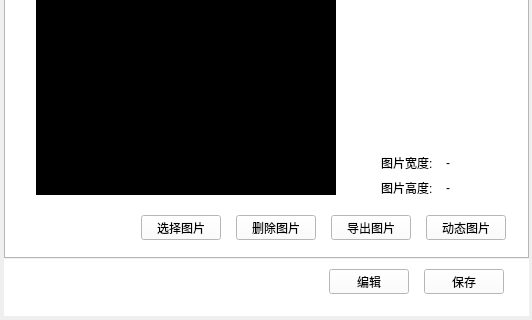
First picture: the form in TTKModule/TTKWidget/musicUiKits/musicToolsetsKits/musicfileinformationwidget.ui, repository Greedysky/TTKMusicPlayer, before the edit; both pictures show x 0 to 532 and y 190 to 510 of the 532 by 510 pixel window.
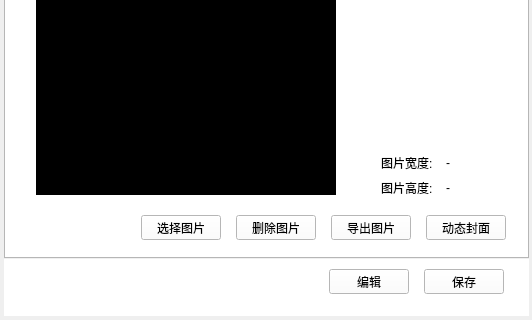
Second picture: the form after the edit. The open tabs and pages were chosen to show the change. Custom widgets are drawn as their Qt base class.

The edit to the form file:
```diff
--- a/TTKModule/TTKWidget/musicUiKits/musicToolsetsKits/musicfileinformationwidget.ui
+++ b/TTKModule/TTKWidget/musicUiKits/musicToolsetsKits/musicfileinformationwidget.ui
@@ -755,7 +755,7 @@
        <cursorShape>PointingHandCursor</cursorShape>
       </property>
       <property name="text">
-       <string>动态图片</string>
+       <string>动态封面</string>
       </property>
      </widget>
     </widget>
```
